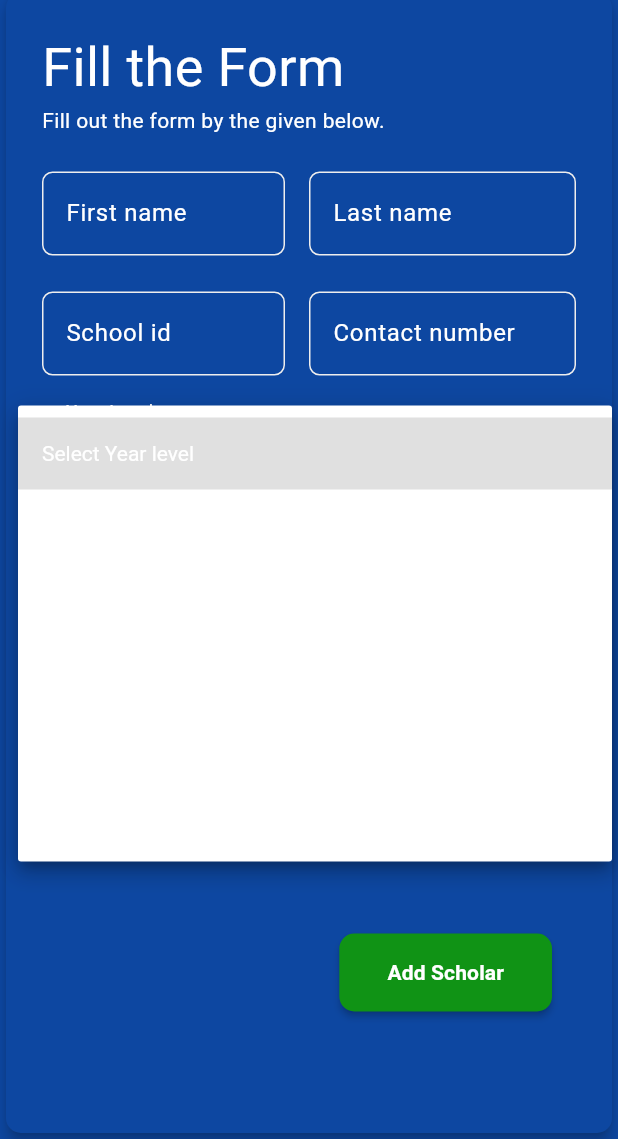
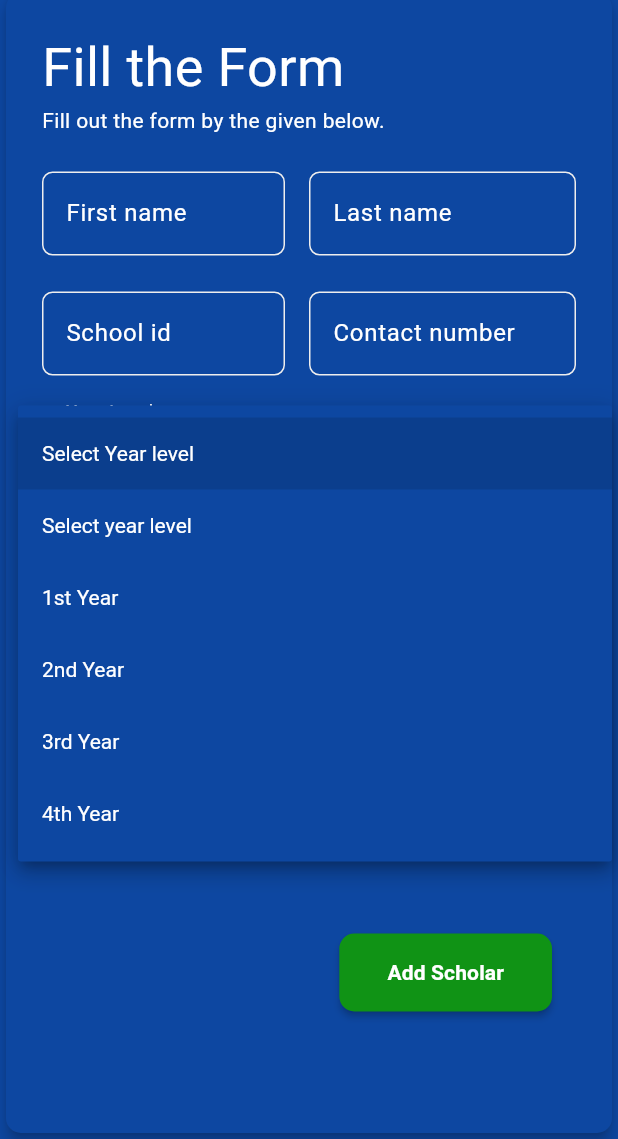
Before and after one commit to Kyusans/flutter-csdl-admin, a Flutter app: the screen it shows after launch, after a tap on "Select Year level", on a phone screen of 412 x 824 dp, the part 97-1236 px from its top. Run offline on Flutter 3.47's test engine with Material 3 defaults, Android fonts, the light colour scheme and no system bars; network calls fail.

Commit message:
fixed background color of the dropdown when clicked

```diff
--- a/lib/components/my_textfield.dart
+++ b/lib/components/my_textfield.dart
@@ -47,6 +47,8 @@ class _MyTextFieldState extends State<MyTextField> {
             Radius.circular(7),
           ),
         ),
+        filled: true,
+        fillColor: Theme.of(context).colorScheme.onInverseSurface,
         enabledBorder: OutlineInputBorder(
           borderSide: BorderSide(
             color: Theme.of(context).colorScheme.primary,
--- a/lib/pages/add_scholar.dart
+++ b/lib/pages/add_scholar.dart
@@ -206,7 +206,16 @@ class _AddScholarState extends State<AddScholar> {
                           }
                           return null;
                         },
+                        icon: const Icon(
+                          Icons.keyboard_arrow_down_outlined,
+                          color: Colors.white,
+                        ),
+                        dropdownColor:
+                            Theme.of(context).colorScheme.onInverseSurface,
                         decoration: InputDecoration(
+                          filled: true,
+                          fillColor:
+                              Theme.of(context).colorScheme.onInverseSurface,
                           border: OutlineInputBorder(
                             borderRadius: BorderRadius.circular(16),
                           ),
@@ -241,7 +250,12 @@ class _AddScholarState extends State<AddScholar> {
                           ...courseMap.entries.map((entry) {
                             return DropdownMenuItem<int>(
                               value: entry.key,
-                              child: Text(entry.value),
+                              child: Text(
+                                entry.value,
+                                style: const TextStyle(
+                                  color: Colors.white,
+                                ),
+                              ),
                             );
                           }).toList(),
                         ],
@@ -256,7 +270,16 @@ class _AddScholarState extends State<AddScholar> {
                           }
                           return null;
                         },
+                        icon: const Icon(
+                          Icons.keyboard_arrow_down_outlined,
+                          color: Colors.white,
+                        ),
+                        dropdownColor:
+                            Theme.of(context).colorScheme.onInverseSurface,
                         decoration: InputDecoration(
+                          filled: true,
+                          fillColor:
+                              Theme.of(context).colorScheme.onInverseSurface,
                           border: OutlineInputBorder(
                             borderRadius: BorderRadius.circular(16),
                           ),
@@ -305,7 +328,16 @@ class _AddScholarState extends State<AddScholar> {
                           }
                           return null;
                         },
+                        dropdownColor:
+                            Theme.of(context).colorScheme.onInverseSurface,
+                        icon: const Icon(
+                          Icons.keyboard_arrow_down_outlined,
+                          color: Colors.white,
+                        ),
                         decoration: InputDecoration(
+                          filled: true,
+                          fillColor:
+                              Theme.of(context).colorScheme.onInverseSurface,
                           border: OutlineInputBorder(
                             borderRadius: BorderRadius.circular(16),
                           ),
--- a/lib/theme/dark_mode.dart
+++ b/lib/theme/dark_mode.dart
@@ -1,10 +1,6 @@
 import 'package:flutter/material.dart';
 
 ThemeData darkMode = ThemeData(
-  textTheme: ThemeData.light().textTheme.apply(
-        bodyColor: Colors.grey[200],
-        displayColor: Colors.white,
-      ),
   brightness: Brightness.light,
   colorScheme: ColorScheme.light(
     background: Colors.grey.shade900,
@@ -15,8 +11,14 @@ ThemeData darkMode = ThemeData(
     // para sa lahi2 nga color
     onPrimary: Colors.grey.shade900,
     onSecondary: Colors.grey.shade800,
+    // pwede ni para sa text
     onTertiary: Colors.white,
     tertiary: Colors.blue.shade900,
     onPrimaryContainer: const Color.fromARGB(255, 16, 147, 21),
+    onInverseSurface: Colors.grey.shade800,
   ),
+  textTheme: ThemeData.light().textTheme.apply(
+        bodyColor: Colors.grey[200],
+        displayColor: Colors.white,
+      ),
 );
--- a/lib/theme/light_mode.dart
+++ b/lib/theme/light_mode.dart
@@ -11,9 +11,11 @@ ThemeData lightMode = ThemeData(
     // para sa lahi2 nga color
     onPrimary: Colors.blue.shade900,
     onSecondary: Colors.white,
+    // pwede ni para sa text
     onTertiary: Colors.black,
     tertiary: const Color.fromARGB(255, 16, 147, 21),
     onPrimaryContainer: Colors.blue[900],
+    onInverseSurface: Colors.blue[900],
   ),
   textTheme: ThemeData.light().textTheme.apply(
         bodyColor: Colors.grey[800],
```
